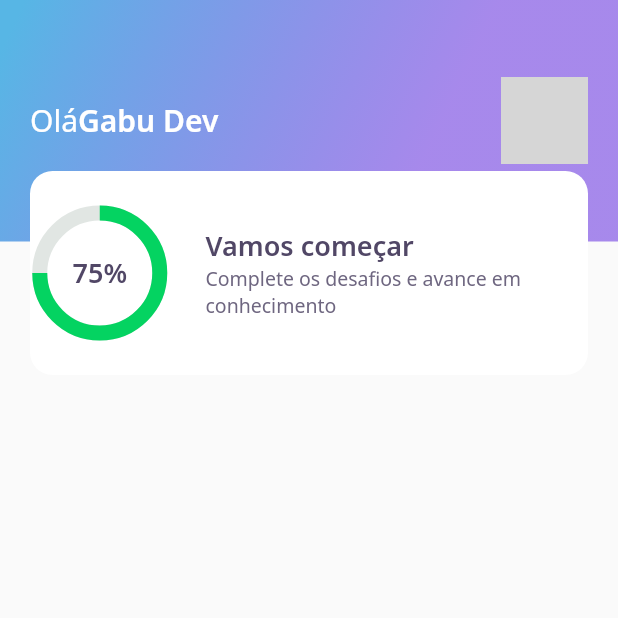
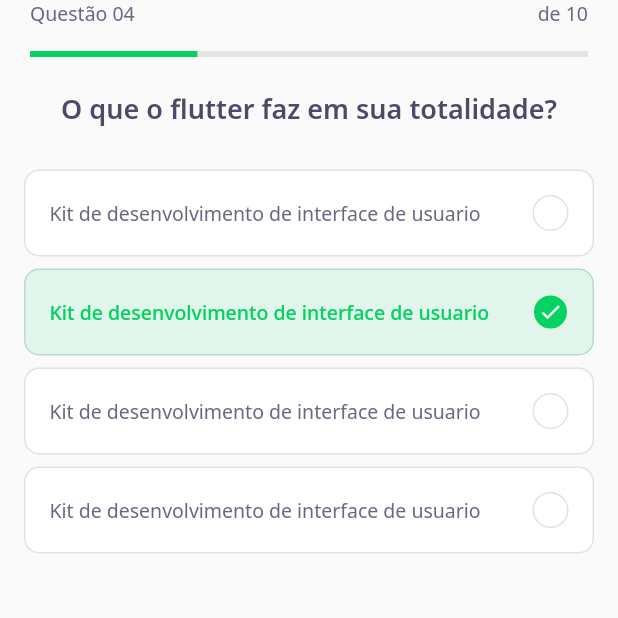
Before and after one commit to danielnoliveira/FlutterProjectsFolder, a Flutter app: the screen it shows after launch, on a phone screen of 412 x 824 dp, the top half of it. Run offline on Flutter 3.47's test engine with Material 2 defaults, Android fonts, the phone set to English and light mode, and no system bars; our stand-ins replace cached_network_image, google_fonts, percent_indicator, shared_preferences; grey boxes are pictures that could not be loaded.

Commit message:
Dia 2 completo

```diff
--- /dev/null
+++ b/dev_quiz/lib/challenge/challenge_page.dart
@@ -0,0 +1,25 @@
+import 'package:dev_quiz/challenge/widgets/question_indicator/question_indicator_widget.dart';
+import 'package:dev_quiz/challenge/widgets/quiz/quiz_widget.dart';
+import 'package:flutter/material.dart';
+
+class ChallengePage extends StatefulWidget {
+  const ChallengePage({Key? key}) : super(key: key);
+
+  @override
+  _ChallengePageState createState() => _ChallengePageState();
+}
+
+class _ChallengePageState extends State<ChallengePage> {
+  @override
+  Widget build(BuildContext context) {
+    return Scaffold(
+      appBar: PreferredSize(
+        preferredSize: Size.fromHeight(60),
+        child: SafeArea(child: QuestionIndicatorWidget()),
+      ),
+      body: QuizWidget(
+        title: 'O que o flutter faz em sua totalidade?',
+      ),
+    );
+  }
+}
--- /dev/null
+++ b/dev_quiz/lib/challenge/widgets/answer/answer_widget.dart
@@ -0,0 +1,78 @@
+import 'package:dev_quiz/core/app_colors.dart';
+import 'package:dev_quiz/core/core.dart';
+import 'package:flutter/material.dart';
+
+class AnswerWidget extends StatelessWidget {
+  final String title;
+  final bool isRight;
+  final bool isSelected;
+  const AnswerWidget(
+      {Key? key,
+      required this.title,
+      this.isRight = false,
+      this.isSelected = false})
+      : super(key: key);
+
+  Color get _selectedColorRight =>
+      this.isRight ? AppColors.darkGreen : AppColors.darkRed;
+
+  Color get _selectedBorderRight =>
+      this.isRight ? AppColors.lightGreen : AppColors.lightRed;
+
+  Color get _selectedColorCardRight =>
+      this.isRight ? AppColors.lightGreen : AppColors.lightRed;
+
+  Color get _selectedBorderCardRight =>
+      this.isRight ? AppColors.green : AppColors.red;
+
+  TextStyle get _selectedTextStyleRight =>
+      this.isRight ? AppTextStyles.bodyDarkGreen : AppTextStyles.bodyDarkRed;
+
+  IconData get _selectedIconRight => this.isRight ? Icons.check : Icons.close;
+
+  @override
+  Widget build(BuildContext context) {
+    return Padding(
+      padding: const EdgeInsets.symmetric(horizontal: 16, vertical: 4),
+      child: Container(
+        padding: EdgeInsets.all(16),
+        decoration: BoxDecoration(
+          color: isSelected ? _selectedColorCardRight : AppColors.white,
+          borderRadius: BorderRadius.circular(10),
+          border: Border.fromBorderSide(BorderSide(
+              color: isSelected ? _selectedBorderCardRight : AppColors.border)),
+        ),
+        child: Row(
+          mainAxisAlignment: MainAxisAlignment.spaceBetween,
+          children: [
+            Expanded(
+              child: Text(
+                this.title,
+                style:
+                    isSelected ? _selectedTextStyleRight : AppTextStyles.body,
+              ),
+            ),
+            Container(
+              width: 24,
+              height: 24,
+              decoration: BoxDecoration(
+                color: isSelected ? _selectedColorRight : AppColors.white,
+                borderRadius: BorderRadius.circular(500),
+                border: Border.fromBorderSide(BorderSide(
+                    color:
+                        isSelected ? _selectedBorderRight : AppColors.border)),
+              ),
+              child: isSelected
+                  ? Icon(
+                      Icons.check,
+                      size: 16,
+                      color: AppColors.white,
+                    )
+                  : null,
+            )
+          ],
+        ),
+      ),
+    );
+  }
+}
--- /dev/null
+++ b/dev_quiz/lib/challenge/widgets/question_indicator/question_indicator_widget.dart
@@ -0,0 +1,26 @@
+import 'package:dev_quiz/core/app_text_styles.dart';
+import 'package:dev_quiz/shared/widgets/progress_indicator/progress_indicator_widget.dart';
+import 'package:flutter/material.dart';
+
+class QuestionIndicatorWidget extends StatelessWidget {
+  const QuestionIndicatorWidget({Key? key}) : super(key: key);
+
+  @override
+  Widget build(BuildContext context) {
+    return Container(
+      padding: const EdgeInsets.symmetric(horizontal: 20),
+      child: Column(
+        children: [
+          Row(mainAxisAlignment: MainAxisAlignment.spaceBetween, children: [
+            Text('Questão 04', style: AppTextStyles.body),
+            Text('de 10', style: AppTextStyles.body)
+          ]),
+          SizedBox(
+            height: 16,
+          ),
+          ProgressIndicatorWidget(value: 0.3)
+        ],
+      ),
+    );
+  }
+}
--- /dev/null
+++ b/dev_quiz/lib/challenge/widgets/quiz/quiz_widget.dart
@@ -0,0 +1,33 @@
+import 'package:dev_quiz/challenge/widgets/answer/answer_widget.dart';
+import 'package:dev_quiz/core/app_text_styles.dart';
+import 'package:flutter/material.dart';
+
+class QuizWidget extends StatelessWidget {
+  final String title;
+  const QuizWidget({Key? key, required this.title}) : super(key: key);
+
+  @override
+  Widget build(BuildContext context) {
+    return Container(
+      child: Column(
+        children: [
+          Text(
+            this.title,
+            style: AppTextStyles.heading,
+          ),
+          SizedBox(
+            height: 24,
+          ),
+          AnswerWidget(title: 'Kit de desenvolvimento de interface de usuario'),
+          AnswerWidget(
+            title: 'Kit de desenvolvimento de interface de usuario',
+            isRight: true,
+            isSelected: true,
+          ),
+          AnswerWidget(title: 'Kit de desenvolvimento de interface de usuario'),
+          AnswerWidget(title: 'Kit de desenvolvimento de interface de usuario')
+        ],
+      ),
+    );
+  }
+}
--- a/dev_quiz/lib/core/app_widget.dart
+++ b/dev_quiz/lib/core/app_widget.dart
@@ -1,13 +1,20 @@
+import 'package:dev_quiz/challenge/challenge_page.dart';
 import 'package:dev_quiz/home/home_page.dart';
 import 'package:dev_quiz/splash/splash_page.dart';
 import 'package:flutter/material.dart';
+import 'package:flutter/services.dart';
 
 class AppWidget extends StatelessWidget {
   @override
   Widget build(BuildContext context) {
-    return MaterialApp(
-      title: "DevQuiz",
-      home: HomePage(),
+    return AnnotatedRegion<SystemUiOverlayStyle>(
+      value: SystemUiOverlayStyle(
+        statusBarColor: Colors.transparent,
+      ),
+      child: MaterialApp(
+        title: "DevQuiz",
+        home: ChallengePage(),
+      ),
     );
   }
 }
--- a/dev_quiz/lib/home/widgets/appbar/app_bar_widget.dart
+++ b/dev_quiz/lib/home/widgets/appbar/app_bar_widget.dart
@@ -21,11 +21,11 @@
                       children: [
                         Text.rich(
                           TextSpan(
-                              text: 'Olá',
+                              text: 'Olá, ',
                               style: AppTextStyles.title,
                               children: [
                                 TextSpan(
-                                    text: 'Gabu Dev',
+                                    text: 'Daniel Dev',
                                     style: AppTextStyles.titleBold)
                               ]),
                         ),
--- a/dev_quiz/lib/home/widgets/score_card/score_card_widget.dart
+++ b/dev_quiz/lib/home/widgets/score_card/score_card_widget.dart
@@ -14,6 +14,8 @@
         height: 136,
         decoration: BoxDecoration(
             color: AppColors.white, borderRadius: BorderRadius.circular(15)),
+        child: Padding(
+          padding: const EdgeInsets.symmetric(horizontal: 24),
           child: Row(
             crossAxisAlignment: CrossAxisAlignment.center,
             children: [
@@ -44,6 +46,7 @@
             ],
           ),
         ),
+      ),
     );
   }
 }
--- /dev/null
+++ b/dev_quiz/lib/shared/widgets/progress_indicator/progress_indicator_widget.dart
@@ -0,0 +1,17 @@
+import 'package:dev_quiz/core/app_colors.dart';
+import 'package:flutter/material.dart';
+
+class ProgressIndicatorWidget extends StatelessWidget {
+  final double value;
+  const ProgressIndicatorWidget({Key? key, required this.value})
+      : super(key: key);
+
+  @override
+  Widget build(BuildContext context) {
+    return LinearProgressIndicator(
+      value: this.value,
+      backgroundColor: AppColors.chartSecondary,
+      valueColor: AlwaysStoppedAnimation<Color>(AppColors.chartPrimary),
+    );
+  }
+}
```
Also changed, not shown: dev_quiz/lib/home/home_page.dart (+39 -0 lines), dev_quiz/lib/home/widgets/level_button/level_button_widget.dart (added, +58 -0 lines), dev_quiz/lib/home/widgets/quiz_card/quiz_card_widget.dart (added, +54 -0 lines), 1 other file. Lines whose indentation alone changed are shown as unchanged.
